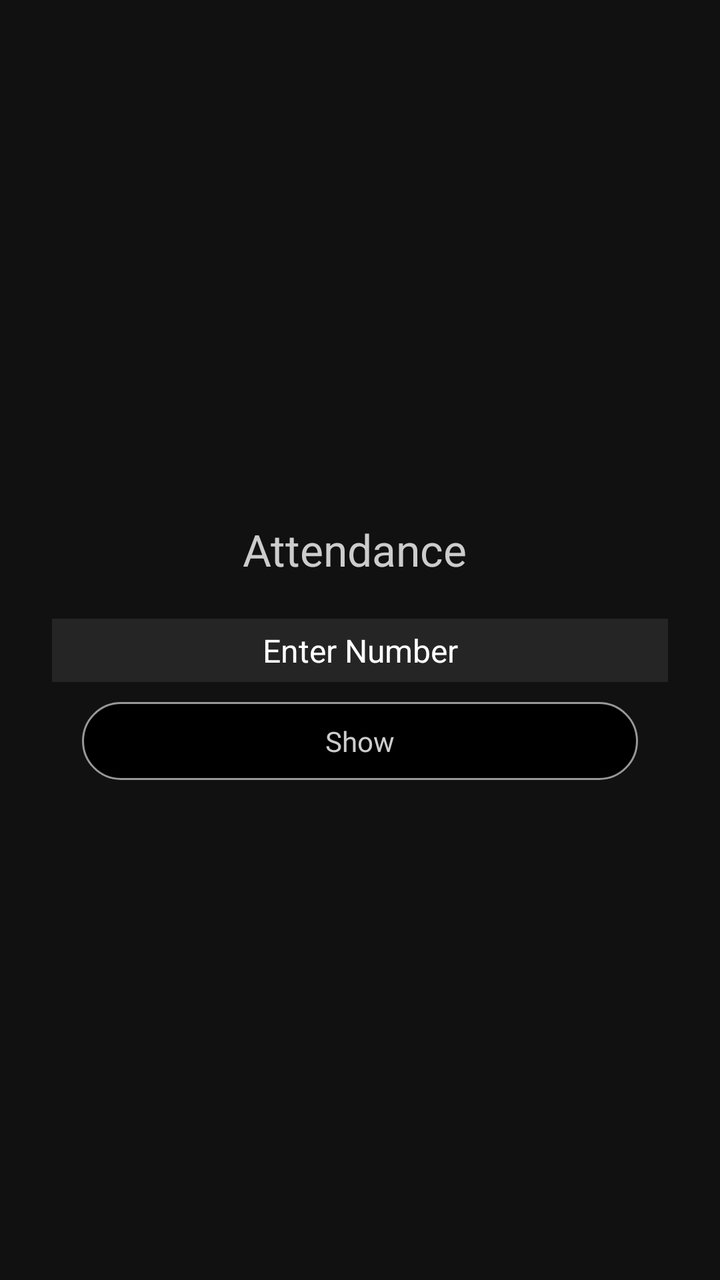
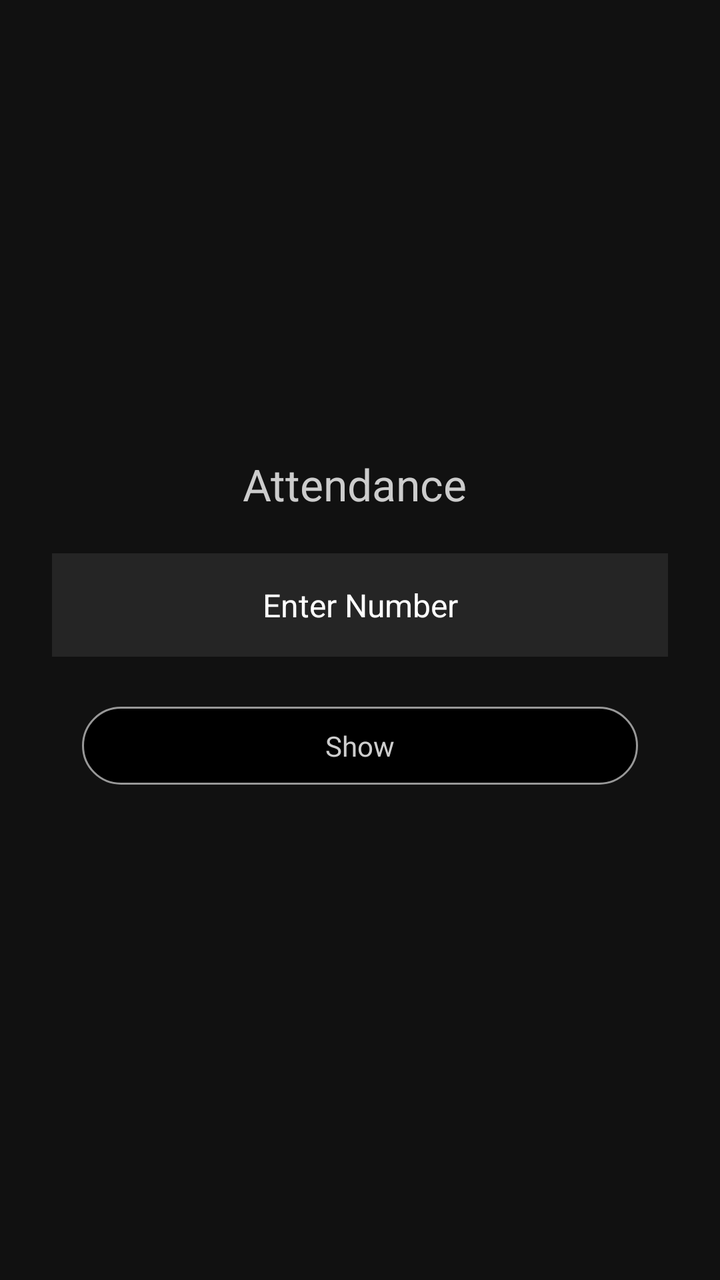

Before-and-after screenshots of an Android layout around one commit, followed by the original layout XML and the change that was made.
<!-- AndroidManifest.xml: application theme AppTheme -->
<!-- res/layout/dialog_custom_view.xml -->
<?xml version="1.0" encoding="utf-8"?>
<LinearLayout xmlns:android="http://schemas.android.com/apk/res/android"
    android:layout_width="match_parent"
    android:layout_height="wrap_content"
    xmlns:app="http://schemas.android.com/apk/res-auto"
    android:background="#111111"
    android:gravity="center"
    android:orientation="vertical"
    android:padding="16dp">

    <TextView
        android:layout_width="match_parent"
        android:layout_height="wrap_content"
        android:gravity="center"
        android:text="Attendance "
        android:layout_marginTop="@dimen/_10"
        android:layout_marginBottom="20dp"
        android:textColor="@color/greyforText"
        android:textSize="22sp" />


    <EditText
        android:id="@+id/number"
        android:layout_width="match_parent"
        android:layout_height="wrap_content"
        android:layout_marginStart="@dimen/_10"
        android:layout_marginEnd="@dimen/_10"
        android:background="#252525"
        android:gravity="center"
        android:hint="Enter Number"
        android:inputType="number"
        android:padding="@dimen/_5dp"
        android:textColor="@color/white"
        android:textColorHint="@color/white"
        android:textSize="16dp" />

    <TextView
        android:id="@+id/showResult"
        android:layout_width="match_parent"
        android:layout_height="wrap_content"
        android:layout_marginStart="@dimen/_25dp"
        android:layout_marginTop="@dimen/_10"
        android:layout_marginEnd="@dimen/_25dp"
        android:background="@drawable/cardview_border"
        android:fontFamily="@font/dm_sans"
        android:gravity="center"
        android:paddingStart="@dimen/_10"
        android:paddingTop="@dimen/_10"
        android:paddingEnd="@dimen/_10"
        android:paddingBottom="@dimen/_10"
        android:text="Show"
        android:textColor="#CDCDCD"
        android:textSize="14dp" />
</LinearLayout>
<!-- resources referenced by this layout -->
<resources>
  <color name="greyforText">#CCCCCC</color>
  <color name="white">#FFFFFF</color>
  <dimen name="_10">10dp</dimen>
  <dimen name="_25dp">25dp</dimen>
  <dimen name="_5dp">5dp</dimen>
  <!-- drawable cardview_border (drawable) -->
  <shape xmlns:android="http://schemas.android.com/apk/res/android"
      android:shape="rectangle">
      <solid android:color="@android:color/black" /> 
      <corners android:radius="20dp" />
      <stroke
          android:width="1dp"
          android:color="#989898"
          />
  </shape>
  <style name="AppTheme" parent="Theme.MaterialComponents.Light.NoActionBar">
          <item name="colorPrimaryDark">@color/black</item>
          <item name="colorSurface">@color/white</item>
      </style>
  <color name="black">#FF000000</color>
</resources>

<!-- the commit's change to res/layout/dialog_custom_view.xml (unified diff, before → after) -->
@@ -1,11 +1,12 @@
 <?xml version="1.0" encoding="utf-8"?>
 <LinearLayout xmlns:android="http://schemas.android.com/apk/res/android"
     android:layout_width="match_parent"
-    android:layout_height="wrap_content"
+    android:layout_height="150dp"
     xmlns:app="http://schemas.android.com/apk/res-auto"
     android:background="#111111"
     android:gravity="center"
     android:orientation="vertical"
+    android:paddingBottom="@dimen/_20dp"
     android:padding="16dp">
 
     <TextView
@@ -29,7 +30,7 @@
         android:gravity="center"
         android:hint="Enter Number"
         android:inputType="number"
-        android:padding="@dimen/_5dp"
+        android:padding="15dp"
         android:textColor="@color/white"
         android:textColorHint="@color/white"
         android:textSize="16dp" />
@@ -39,8 +40,9 @@
         android:layout_width="match_parent"
         android:layout_height="wrap_content"
         android:layout_marginStart="@dimen/_25dp"
-        android:layout_marginTop="@dimen/_10"
+        android:layout_marginTop="25dp"
         android:layout_marginEnd="@dimen/_25dp"
+        android:layout_marginBottom="@dimen/_30dp"
         android:background="@drawable/cardview_border"
         android:fontFamily="@font/dm_sans"
         android:gravity="center"
<!-- resource entries referenced after the edit -->
@@ -3,8 +3,9 @@
   <color name="greyforText">#CCCCCC</color>
   <color name="white">#FFFFFF</color>
   <dimen name="_10">10dp</dimen>
+  <dimen name="_20dp">20dp</dimen>
   <dimen name="_25dp">25dp</dimen>
-  <dimen name="_5dp">5dp</dimen>
+  <dimen name="_30dp">30dp</dimen>
   <!-- drawable cardview_border (drawable) -->
   <shape xmlns:android="http://schemas.android.com/apk/res/android"
       android:shape="rectangle">
